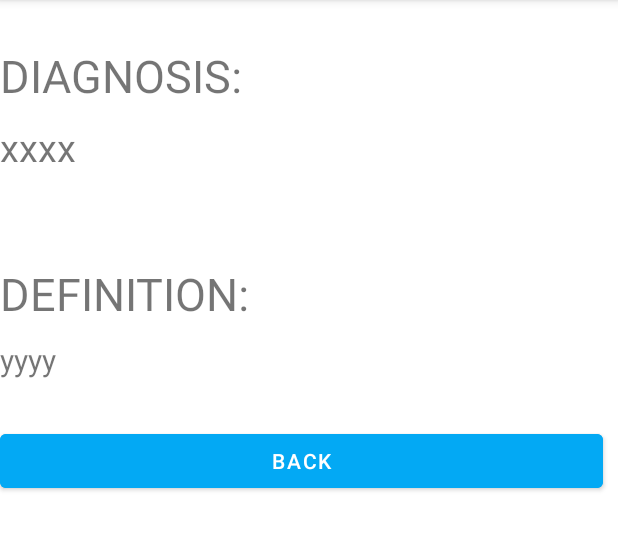
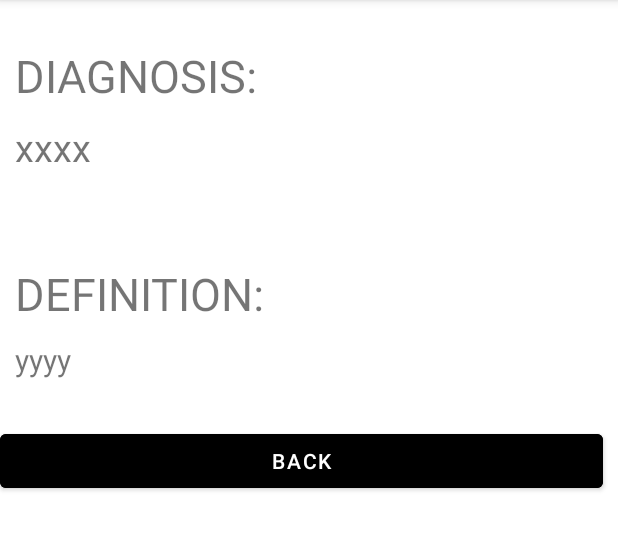
Before and after one commit to mrinkaul/healthcareapp, an Android app: the DiagnosisActivity screen opened directly, with no data from a screen before it, on a phone screen of 412 x 824 dp, the part 84-635 px from its top. Run offline under Robolectric (Android 15) with nearby library versions, the phone set to English and light mode, and no system bars; 3 statements that could not run were skipped.

Commit message:
fixed margins plus some button colors

```diff
--- a/app/src/main/res/layout/fragment_diagnosis.xml
+++ b/app/src/main/res/layout/fragment_diagnosis.xml
@@ -17,6 +17,7 @@
         android:id="@+id/textViewDiagnosisLabel"
         android:layout_width="wrap_content"
         android:layout_height="wrap_content"
+        android:layout_marginLeft="10dp"
         android:layout_marginTop="30dp"
         android:layout_marginBottom="10dp"
         app:layout_constraintBottom_toBottomOf="parent"
@@ -31,6 +32,7 @@
         android:layout_width="wrap_content"
         android:layout_height="wrap_content"
         android:textSize="25sp"
+        android:layout_marginLeft="10dp"
         android:layout_marginBottom="30dp"
         app:layout_constraintBottom_toBottomOf="@+id/textViewDiagnosisLabel"
         android:text="xxxx" />
@@ -40,6 +42,7 @@
         android:layout_width="wrap_content"
         android:layout_height="wrap_content"
         android:layout_marginTop="30dp"
+        android:layout_marginLeft="10dp"
         android:layout_marginBottom="10dp"
         app:layout_constraintStart_toStartOf="parent"
         android:text="DEFINITION:"
@@ -50,6 +53,8 @@
         android:layout_width="wrap_content"
         android:layout_height="wrap_content"
         android:textSize="20sp"
+        android:layout_marginLeft="10dp"
+        android:layout_marginRight = "10dp"
         android:layout_marginBottom="30dp"
         app:layout_constraintBottom_toBottomOf="@+id/textViewDefinitionLabel"
         android:text="yyyy" />
@@ -60,7 +65,7 @@
             android:layout_height="wrap_content"
             android:layout_marginEnd="10dp"
             android:layout_marginBottom="10dp"
-            android:backgroundTint="#03A9F4"
+            android:backgroundTint="#FF000000"
             android:onClick="onClickButtonBack"
             android:text="Back" />
 
```
Also changed, not shown: app/src/main/java/com/rwc/symptomtracker/doctor/VirtualDoctor.java (+4 -4 lines).
